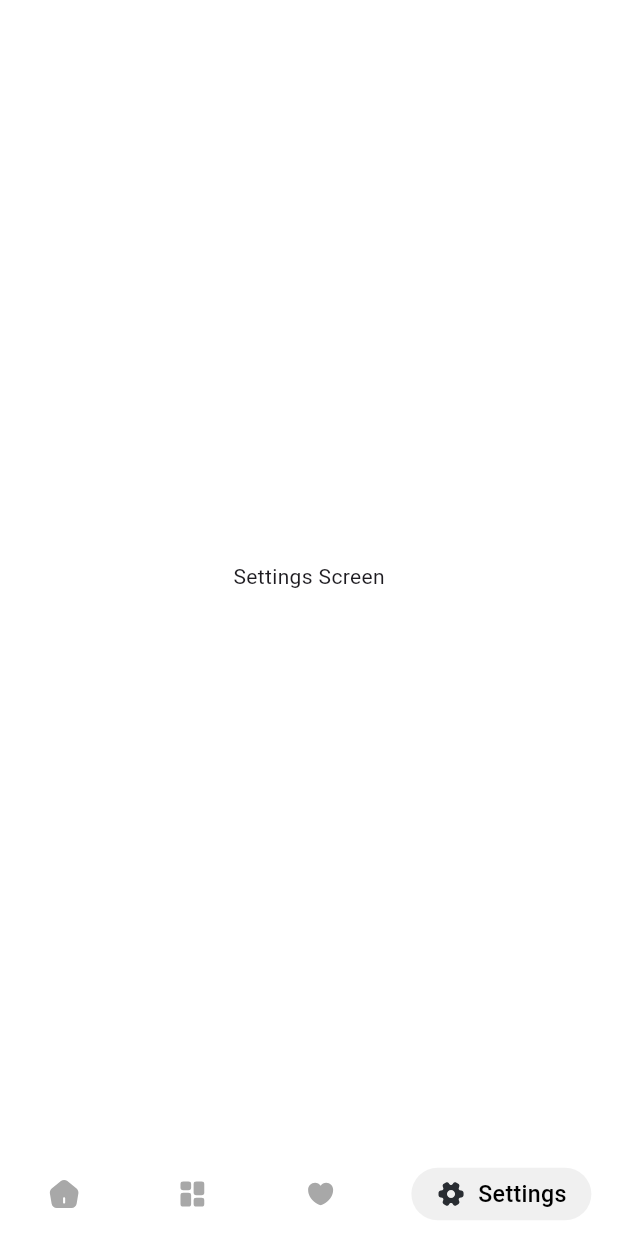
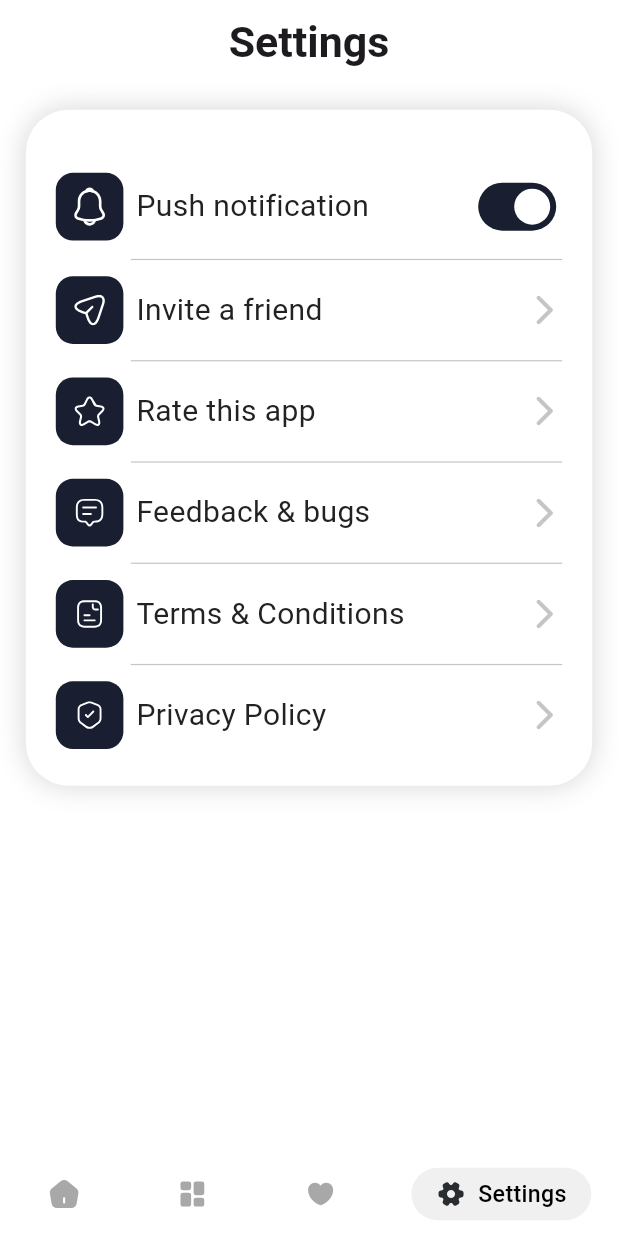
Before and after one commit to Dilman01/wallpaper_app, a Flutter app: the screen it shows after launch, item 4 of the bottom bar chosen, on a phone screen of 412 x 824 dp. Run offline on Flutter 3.47's test engine with Material 3 defaults, Android fonts, the light colour scheme and no system bars; drawn by our look-alikes of persistent_bottom_nav_bar; our stand-ins replace cached_network_image, dio, flutter_riverpod, flutter_screenutil, flutter_svg, freezed_annotation and 5 more; missing offline and left inert: async_wallpaper; accounts and stored records are empty; generated files the repository leaves out were written again; network calls fail.

Commit message:
Design the settings screen

```diff
--- a/lib/core/constants/asset_paths.dart
+++ b/lib/core/constants/asset_paths.dart
@@ -13,4 +13,10 @@ class AssetPaths {
   static const setHomeIcon = 'assets/icons/set_home_icon.svg';
   static const setLockIcon = 'assets/icons/set_lock_icon.svg';
   static const setBothIcon = 'assets/icons/set_both_icon.svg';
+  static const feedbackIcon = 'assets/icons/feedback_icon.svg';
+  static const notificationIcon = 'assets/icons/notification_icon.svg';
+  static const inviteIcon = 'assets/icons/invite_icon.svg';
+  static const privacyIcon = 'assets/icons/privacy_icon.svg';
+  static const starIcon = 'assets/icons/star_icon.svg';
+  static const termsIcon = 'assets/icons/terms_icon.svg';
 }
--- a/lib/view/settings/settings_screen.dart
+++ b/lib/view/settings/settings_screen.dart
@@ -1,14 +1,108 @@
 import 'package:flutter/material.dart';
+
+import 'package:flutter_screenutil/flutter_screenutil.dart';
+import 'package:wallpaper_app/core/constants/asset_paths.dart';
+import 'package:wallpaper_app/view/settings/widgets/settings_button.dart';
 
 class SettingsScreen extends StatelessWidget {
   const SettingsScreen({super.key});
 
   @override
   Widget build(BuildContext context) {
-    return const Scaffold(
+    return Scaffold(
       backgroundColor: Colors.white,
-      body: Center(
-        child: Text('Settings Screen'),
+      appBar: AppBar(
+        backgroundColor: Colors.white,
+        title: Text(
+          'Settings',
+          style: TextStyle(
+            fontSize: 50.spMin,
+            fontWeight: FontWeight.bold,
+          ),
+        ),
+        centerTitle: true,
+        elevation: 0,
+      ),
+      body: Column(
+        crossAxisAlignment: CrossAxisAlignment.center,
+        children: [
+          Container(
+            height: 700.h,
+            width: 670.w,
+            margin: const EdgeInsets.symmetric(horizontal: 30, vertical: 30).r,
+            padding: const EdgeInsets.symmetric(horizontal: 35, vertical: 40).r,
+            decoration: BoxDecoration(
+              borderRadius: BorderRadius.circular(50).r,
+              color: Colors.white,
+              boxShadow: const [
+                BoxShadow(
+                  color: Color.fromRGBO(0, 0, 0, 0.16),
+                  blurRadius: 15,
+                  spreadRadius: 0,
+                ),
+              ],
+            ),
+            child: Column(
+              mainAxisAlignment: MainAxisAlignment.spaceAround,
+              crossAxisAlignment: CrossAxisAlignment.center,
+              children: [
+                SizedBox(
+                  height: 20.h,
+                ),
+                const SettingsButton(
+                  title: 'Push notification',
+                  svgPath: AssetPaths.notificationIcon,
+                  isNotification: true,
+                ),
+                const Divider(
+                  color: Color.fromRGBO(197, 197, 197, 1),
+                  thickness: 0.8,
+                  indent: 50,
+                ),
+                const SettingsButton(
+                  title: 'Invite a friend',
+                  svgPath: AssetPaths.inviteIcon,
+                ),
+                const Divider(
+                  color: Color.fromRGBO(197, 197, 197, 1),
+                  thickness: 0.8,
+                  indent: 50,
+                ),
+                const SettingsButton(
+                  title: 'Rate this app',
+                  svgPath: AssetPaths.starIcon,
+                ),
+                const Divider(
+                  color: Color.fromRGBO(197, 197, 197, 1),
+                  thickness: 0.8,
+                  indent: 50,
+                ),
+                const SettingsButton(
+                  title: 'Feedback & bugs',
+                  svgPath: AssetPaths.feedbackIcon,
+                ),
+                const Divider(
+                  color: Color.fromRGBO(197, 197, 197, 1),
+                  thickness: 0.8,
+                  indent: 50,
+                ),
+                const SettingsButton(
+                  title: 'Terms & Conditions',
+                  svgPath: AssetPaths.termsIcon,
+                ),
+                const Divider(
+                  color: Color.fromRGBO(197, 197, 197, 1),
+                  thickness: 0.8,
+                  indent: 50,
+                ),
+                const SettingsButton(
+                  title: 'Privacy Policy',
+                  svgPath: AssetPaths.privacyIcon,
+                ),
+              ],
+            ),
+          ),
+        ],
       ),
     );
   }
--- /dev/null
+++ b/lib/view/settings/widgets/settings_button.dart
@@ -0,0 +1,78 @@
+import 'package:flutter/material.dart';
+import 'package:flutter_screenutil/flutter_screenutil.dart';
+import 'package:flutter_svg/svg.dart';
+
+class SettingsButton extends StatefulWidget {
+  const SettingsButton({
+    super.key,
+    required this.title,
+    required this.svgPath,
+    this.isNotification = false,
+  });
+
+  final String title;
+  final String svgPath;
+  final bool isNotification;
+
+  @override
+  State<SettingsButton> createState() => _SettingsButtonState();
+}
+
+class _SettingsButtonState extends State<SettingsButton> {
+  bool switchValue = true;
+  @override
+  Widget build(BuildContext context) {
+    return Row(
+      mainAxisAlignment: MainAxisAlignment.spaceBetween,
+      crossAxisAlignment: CrossAxisAlignment.center,
+      children: [
+        Row(
+          children: [
+            Container(
+              height: 70.h,
+              width: 70.h,
+              decoration: BoxDecoration(
+                color: const Color.fromRGBO(25, 30, 49, 1),
+                borderRadius: BorderRadius.circular(20).r,
+              ),
+              padding: const EdgeInsets.symmetric(horizontal: 3, vertical: 6).r,
+              child: Center(
+                child: SvgPicture.asset(
+                  widget.svgPath,
+                  height: 45.h,
+                  width: 36.w,
+                ),
+              ),
+            ),
+            SizedBox(
+              width: 15.w,
+            ),
+            Text(
+              widget.title,
+              style: TextStyle(
+                color: const Color.fromRGBO(34, 34, 34, 1),
+                fontSize: 35.spMin,
+              ),
+            ),
+          ],
+        ),
+        if (widget.isNotification)
+          Switch(
+            value: switchValue,
+            onChanged: (value) {
+              setState(() {
+                switchValue = value;
+              });
+            },
+            activeTrackColor: const Color.fromRGBO(25, 30, 49, 1),
+            inactiveTrackColor: Colors.white,
+          ),
+        if (!widget.isNotification)
+          const Icon(
+            Icons.arrow_forward_ios_rounded,
+            color: Color.fromRGBO(197, 197, 197, 1),
+          ),
+      ],
+    );
+  }
+}
--- a/lib/view/wallpaper/widgets/buttons_container.dart
+++ b/lib/view/wallpaper/widgets/buttons_container.dart
@@ -25,12 +25,6 @@ class ButtonsContainer extends ConsumerStatefulWidget {
 }
 
 class _ButtonsContainerState extends ConsumerState<ButtonsContainer> {
-  // @override
-  // void dispose() {
-  //   ScaffoldMessenger.of(context).clearSnackBars();
-  //   super.dispose();
-  // }
-
   void _saveNetworkImage() async {
     var response = await Dio().get(
       widget.wallpaper.largeImageURL,
```
Also changed, not shown: assets/icons/feedback_icon.svg (added), assets/icons/invite_icon.svg (added), assets/icons/notification_icon.svg (added), assets/icons/privacy_icon.svg (added), assets/icons/star_icon.svg (added), assets/icons/terms_icon.svg (added).
